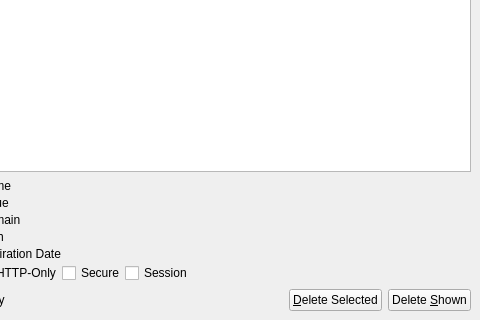
First picture: the form in 2.x/UI/dooble_cookies_window.ui, repository textbrowser/dooble, before the edit; both pictures show x 120 to 600 and y 95 to 415 of the 600 by 415 pixel window.
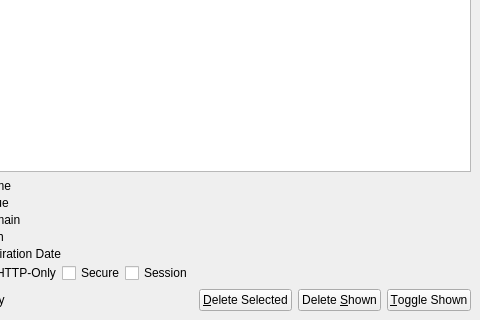
Second picture: the form after the edit. Icons and pictures are not drawn. Custom widgets are drawn as their Qt base class.

Commit message: Mnemonics and new widget.

Patch:
```diff
--- a/2.x/UI/dooble_cookies_window.ui
+++ b/2.x/UI/dooble_cookies_window.ui
@@ -569,6 +569,13 @@
         </property>
        </widget>
       </item>
+      <item>
+       <widget class="QPushButton" name="toggle_shown">
+        <property name="text">
+         <string>&amp;Toggle Shown</string>
+        </property>
+       </widget>
+      </item>
      </layout>
     </item>
    </layout>
```
The commit also changes 2 other files.
